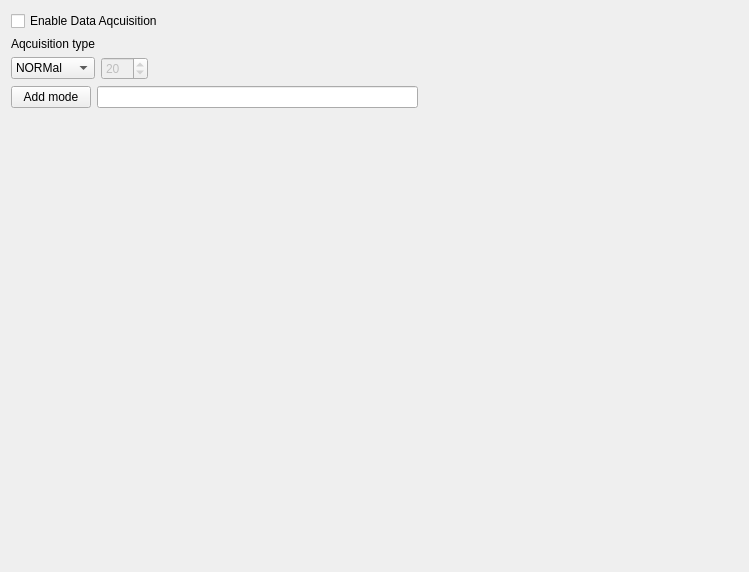
Above: KeysightXSeries/KeysightXSeries.ui from Cardoran/naqslab_devices before the change. Below: the same form after it.
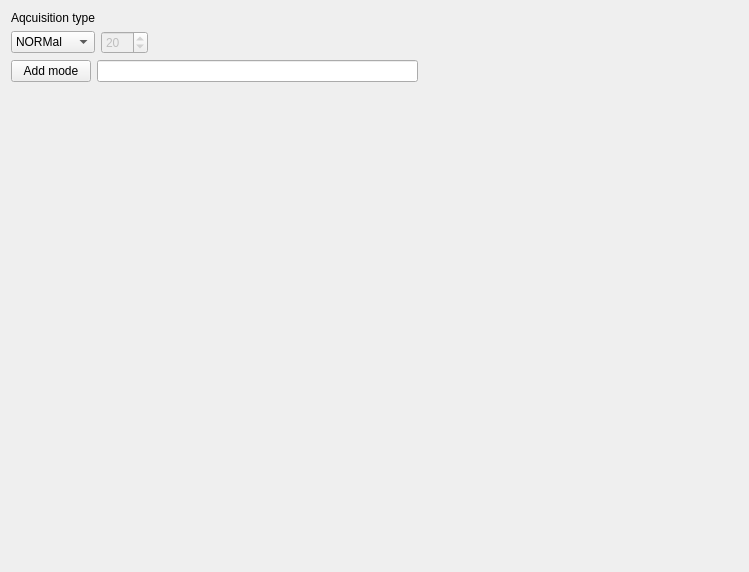
That is the form after the change.

Commit message: cleaned up unused ui element

```diff
--- a/KeysightXSeries/KeysightXSeries.ui
+++ b/KeysightXSeries/KeysightXSeries.ui
@@ -18,19 +18,6 @@
     <layout class="QHBoxLayout" name="horizontalLayout_2">
      <item>
       <layout class="QVBoxLayout" name="verticalLayout">
-       <item>
-        <widget class="QCheckBox" name="checkBox_Aqcuisition">
-         <property name="sizePolicy">
-          <sizepolicy hsizetype="Preferred" vsizetype="Preferred">
-           <horstretch>0</horstretch>
-           <verstretch>0</verstretch>
-          </sizepolicy>
-         </property>
-         <property name="text">
-          <string>Enable Data Aqcuisition</string>
-         </property>
-        </widget>
-       </item>
        <item>
         <widget class="QLabel" name="label">
          <property name="text">
```
The commit also changes 2 other files.
